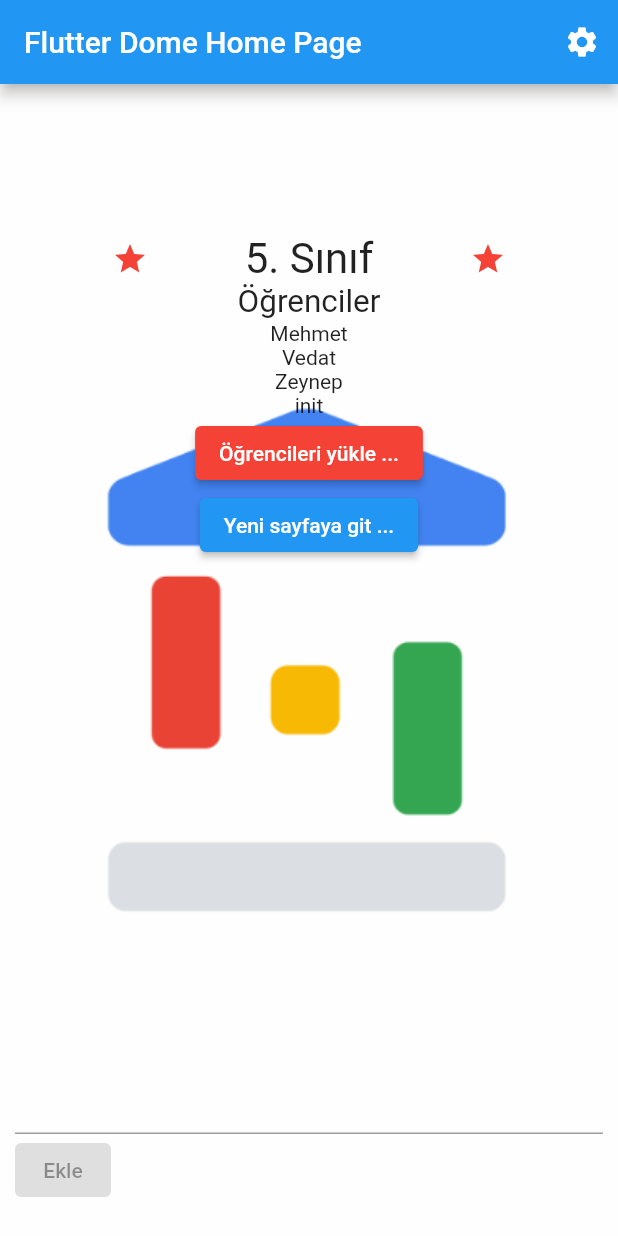
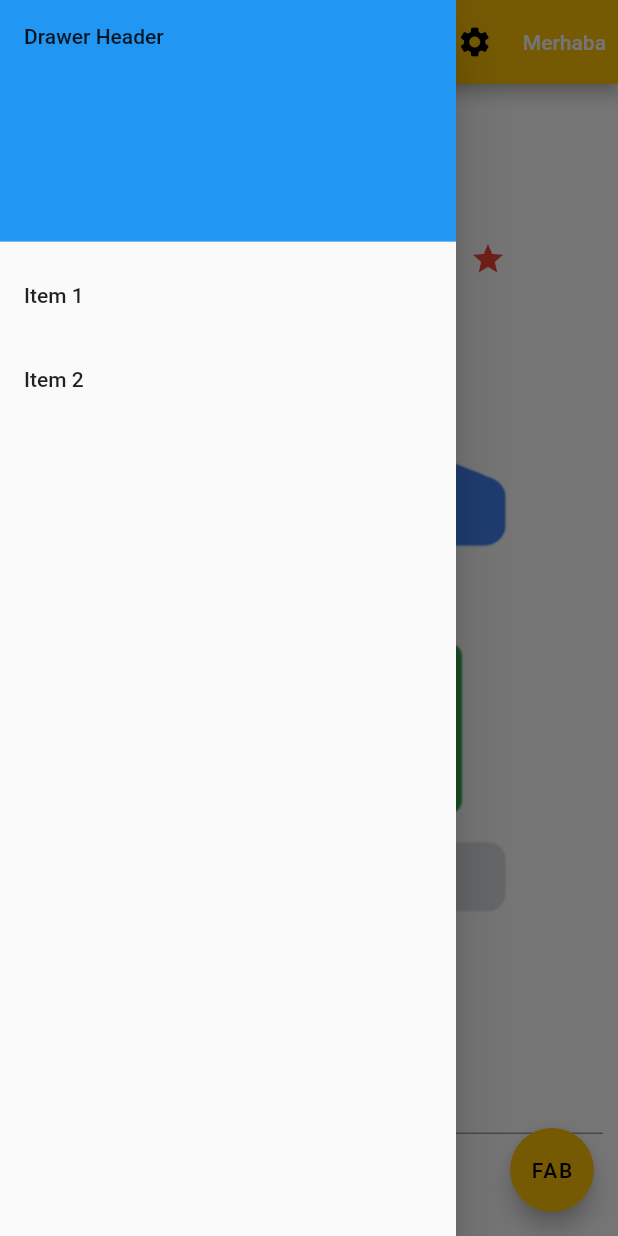
Before and after one commit to VedatBiner/flutter_atolye_02, a Flutter app: the screen it shows after launch, with the side drawer open (before the commit the screen has no drawer), on a phone screen of 412 x 824 dp. Run offline on Flutter 3.47's test engine with Material 2 defaults, Android fonts, the phone set to English and light mode, and no system bars; our stand-ins replace video_player.

Commit message:
widgets1

```diff
--- a/lib/main.dart
+++ b/lib/main.dart
@@ -1,8 +1,5 @@
-// Tasarım Örneği - Biraz daha Widget ağacı
-// Resim - video ekleme
-// Navigasyon Örneği - Ekranlar arası bilgi taşıma
-// WillPop Scope, Named Routes
-// Asenkron Programlama - Stateful widget
+// Tasarım Örneği - SafeArea
+// drawer, scaffold Messenger Kullanımı
 
 import 'package:flutter/material.dart';
 import 'package:video_player/video_player.dart';
@@ -21,12 +18,12 @@ class MyApp extends StatelessWidget {
     return MaterialApp(
       title: 'Flutter Demo',
       theme: ThemeData(
-        primarySwatch: Colors.blue,
+        primarySwatch: Colors.amber,
       ),
       // home: const MyHomePage(title: 'Flutter Demo Home Page'),
       initialRoute: "/",
       routes: {
-        "/": (context) => const MyHomePage(title: "Flutter Dome Home Page"),
+        "/": (context) => const MyHomePage(title: "Flutter Demo Home Page"),
         "/settings": (context) => const SettingsPage(),
       },
     );
@@ -64,14 +61,50 @@ class _MyHomePageState extends State<MyHomePage> {
     print("MyHomePageState Build ...");
 
     return Scaffold(
+      drawer: Drawer(
+        child: ListView(
+          padding: EdgeInsets.zero,
+          children: [
+            const DrawerHeader(
+              decoration: BoxDecoration(
+                color: Colors.blue,
+              ),
+              child: Text('Drawer Header'),
+            ),
+            ListTile(
+              title: const Text('Item 1'),
+              onTap: () {
+                Navigator.pop(context);
+              },
+            ),
+            ListTile(
+              title: const Text('Item 2'),
+              onTap: () {
+                Navigator.pop(context);
+              },
+            ),
+          ],
+        ),
+      ),
       appBar: AppBar(
         title: Text(widget.title),
         actions: [
           IconButton(
-            icon: const Icon(Icons.settings),
+            icon: Icon(Icons.settings),
             onPressed: () {
               print("Settings ...");
               Navigator.of(context).pushNamed("/settings");
+            },
+          ),
+          TextButton(
+            child: const Text(
+              "Merhaba",
+              style: TextStyle(
+                color: Colors.white,
+              ),
+            ),
+            onPressed: () {
+              print("Merhaba");
             },
           )
         ],
@@ -108,6 +141,15 @@ class _MyHomePageState extends State<MyHomePage> {
                 bottom: 20, left: 10, right: 10, child: OgrenciEkleme()),
           ],
         ),
+      ),
+      floatingActionButton: FloatingActionButton(
+        onPressed: () {
+          print("Merhaba");
+          ScaffoldMessenger.of(context).showSnackBar(
+            const SnackBar(content: Text("MERHABA")),
+          );
+        },
+        child: Text("FAB"),
       ),
     );
   }
@@ -191,7 +233,7 @@ class Sinif extends StatelessWidget {
             final ogrenciler = SinifBilgisi.of(context).ogrenciler;
             for (final ogrenci in ogrenciler) {
               print("$ogrenci yükleniyor");
-              await Future.delayed(Duration(seconds: 1));
+              await Future.delayed(const Duration(seconds: 1));
               print("$ogrenci yüklendi");
             }
             print("Tüm Öğrenciler yüklendi");
```
